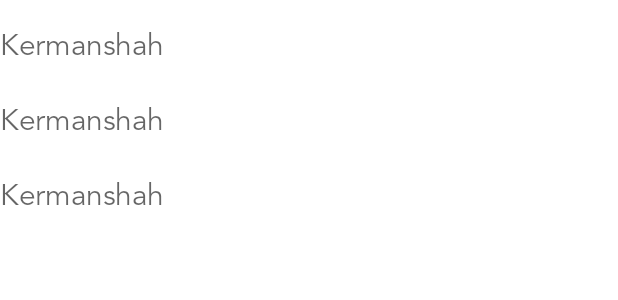
After one commit to moeindev/Weatherfo, an Android app: the layout dialog_select_city.xml on its own in the app's theme, with its tools: preview values and no code run, on a phone screen of 412 x 824 dp. The commit adds this screen. Shown: the top 300 px of the screen. Run offline under Robolectric (Android 15) with nearby library versions, the phone set to English and light mode, and no system bars; network calls fail.

Commit message:
select city list option

```diff
--- a/app/src/main/java/ir/moeindeveloper/weatherfo/data/preference/AppSettings.kt
+++ b/app/src/main/java/ir/moeindeveloper/weatherfo/data/preference/AppSettings.kt
@@ -3,6 +3,7 @@ package ir.moeindeveloper.weatherfo.data.preference
 import android.content.SharedPreferences
 import ir.moeindeveloper.weatherfo.data.Constants
 import ir.moeindeveloper.weatherfo.util.preference.getDouble
+import ir.moeindeveloper.weatherfo.util.preference.putDouble
 import javax.inject.Inject
 
 class AppSettings @Inject constructor(private val preferences: SharedPreferences) {
@@ -18,10 +19,10 @@ class AppSettings @Inject constructor(private val preferences: SharedPreferences
         preferences.edit().putString(Constants.PreferenceKey.name,name).apply()
 
     private fun saveLatitude(lat: Double) =
-        preferences.edit().putFloat(Constants.PreferenceKey.lat,lat.toFloat()).apply()
+        preferences.edit().putDouble(Constants.PreferenceKey.lat,lat)
 
     private fun saveLongitude(lon: Double) =
-        preferences.edit().putFloat(Constants.PreferenceKey.lon,lon.toFloat()).apply()
+        preferences.edit().putDouble(Constants.PreferenceKey.lon,lon)
 
     private fun save() = preferences.edit().putBoolean(Constants.PreferenceKey.isSaved,true).apply()
 
--- a/app/src/main/java/ir/moeindeveloper/weatherfo/util/ui/UiUtils.kt
+++ b/app/src/main/java/ir/moeindeveloper/weatherfo/util/ui/UiUtils.kt
@@ -1,6 +1,7 @@
 package ir.moeindeveloper.weatherfo.util.ui
 
 import ir.moeindeveloper.weatherfo.R
+import ir.moeindeveloper.weatherfo.data.model.City
 import ir.moeindeveloper.weatherfo.data.model.Daily
 import ir.moeindeveloper.weatherfo.util.date.DateEvents
 
@@ -24,3 +25,7 @@ fun DateEvents.getGradientBackground(): Int {
 interface OnDailyForecastListener {
     fun onSelected(daily: Daily)
 }
+
+interface CitySelectListener {
+    fun onCitySelected(city: City)
+}
--- /dev/null
+++ b/app/src/main/res/layout/dialog_select_city.xml
@@ -0,0 +1,17 @@
+<?xml version="1.0" encoding="utf-8"?>
+<androidx.constraintlayout.widget.ConstraintLayout xmlns:android="http://schemas.android.com/apk/res/android"
+    android:layout_width="match_parent"
+    android:layout_height="wrap_content"
+    xmlns:app="http://schemas.android.com/apk/res-auto"
+    xmlns:tools="http://schemas.android.com/tools">
+    <androidx.recyclerview.widget.RecyclerView
+        app:layout_constraintTop_toTopOf="parent"
+        app:layout_constraintBottom_toBottomOf="parent"
+        android:layout_marginTop="5dp"
+        tools:listitem="@layout/item_city"
+        android:id="@+id/dialog_city_list"
+        android:orientation="vertical"
+        app:layoutManager="androidx.recyclerview.widget.LinearLayoutManager"
+        android:layout_width="match_parent"
+        android:layout_height="wrap_content"/>
+</androidx.constraintlayout.widget.ConstraintLayout>
--- /dev/null
+++ b/app/src/main/res/layout/item_city.xml
@@ -0,0 +1,12 @@
+<?xml version="1.0" encoding="utf-8"?>
+<androidx.constraintlayout.widget.ConstraintLayout xmlns:android="http://schemas.android.com/apk/res/android"
+    android:layout_width="match_parent"
+    android:layout_height="50dp"
+    xmlns:tools="http://schemas.android.com/tools">
+    <TextView
+        android:id="@+id/item_city_name"
+        style="@style/AppTheme.cityItem.secondaryText"
+        tools:text="@string/default_location_name"
+        android:layout_width="match_parent"
+        android:layout_height="match_parent"/>
+</androidx.constraintlayout.widget.ConstraintLayout>
--- a/app/src/main/res/values/strings.xml
+++ b/app/src/main/res/values/strings.xml
@@ -16,4 +16,6 @@
     <string name="snack_other_days">You\'re visiting other day\'s status</string>
 
     <string name="show_today">Show today\'s weather</string>
+
+    <string name="search_city">Enter your city here</string>
 </resources>
--- a/app/src/main/res/values/styles.xml
+++ b/app/src/main/res/values/styles.xml
@@ -83,4 +83,12 @@
         <item name="android:autoSizeMaxTextSize" tools:ignore="NewApi">@dimen/dailyItemMaxTextSize</item>
         <item name="android:textColor">@color/secondaryTextColor</item>
     </style>
+
+    <style name="AppTheme.cityItem.secondaryText" parent="TextAppearance.MaterialComponents.Headline1">
+        <item name="fontFamily">@font/avenir</item>
+        <item name="android:textSize">20sp</item>
+        <item name="android:gravity">center_vertical</item>
+        <item name="android:autoSizeMinTextSize" tools:ignore="NewApi">18sp</item>
+        <item name="android:autoSizeMaxTextSize" tools:ignore="NewApi">20sp</item>
+    </style>
 </resources>
```
Also changed, not shown: app/src/main/java/ir/moeindeveloper/weatherfo/ui/activity/MainActivity.kt (+42 -1 lines), app/src/main/java/ir/moeindeveloper/weatherfo/ui/adapter/CityAdapter.kt (added, +42 -0 lines), app/src/main/java/ir/moeindeveloper/weatherfo/viewModel/WeatherViewModel.kt (+16 -3 lines).
